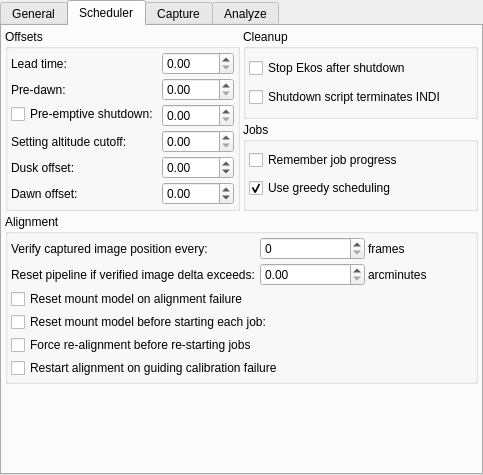
Above: kstars/ekos/opsekos.ui from KDE/kstars before the change. Below: the same form after it.
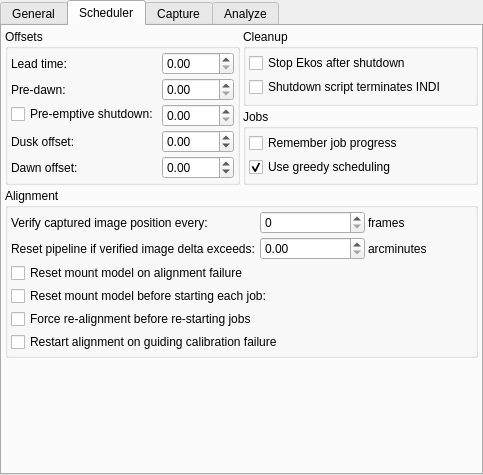
That is the form after the change. The open tabs and pages were chosen to show the change. Icons and pictures are not drawn.

Commit message: Remove the SettingAltitudeCutoff option

Diff of the .ui file:
```diff
--- a/kstars/ekos/opsekos.ui
+++ b/kstars/ekos/opsekos.ui
@@ -267,19 +267,6 @@
         </widget>
        </item>
        <item row="3" column="0">
-        <widget class="QLabel" name="settingAltitudeCutoffLabel">
-         <property name="toolTip">
-          <string>&lt;html&gt;&lt;body&gt;&lt;p&gt;Do not permit jobs to be scheduled less than this many degrees before the altitude restriction. Actual execution proceeds until the altitude limit.&lt;/p&gt;&lt;/body&gt;&lt;/html&gt;</string>
-         </property>
-         <property name="text">
-          <string>Setting altitude cutoff:</string>
-         </property>
-        </widget>
-       </item>
-       <item row="3" column="1">
-        <widget class="QDoubleSpinBox" name="kcfg_SettingAltitudeCutoff"/>
-       </item>
-       <item row="4" column="0">
         <widget class="QLabel" name="duskOffsetLabel">
          <property name="toolTip">
           <string>&lt;html&gt;&lt;body&gt;&lt;p&gt;Offset astronomical dusk by this many hours. This positive or negative value adjusts the twilight restriction.&lt;/p&gt;&lt;/body&gt;&lt;/html&gt;</string>
@@ -289,7 +276,7 @@
          </property>
         </widget>
        </item>
-       <item row="4" column="1">
+       <item row="3" column="1">
         <widget class="QDoubleSpinBox" name="kcfg_DuskOffset">
          <property name="minimum">
           <double>-24.000000000000000</double>
@@ -302,7 +289,7 @@
          </property>
         </widget>
        </item>
-       <item row="5" column="0">
+       <item row="4" column="0">
         <widget class="QLabel" name="dawnOffsetLabel">
          <property name="toolTip">
           <string>&lt;html&gt;&lt;body&gt;&lt;p&gt;Offset astronomical dawn by this many hours. This positive or negative value adjusts the twilight restriction.&lt;/p&gt;&lt;/body&gt;&lt;/html&gt;</string>
@@ -312,7 +299,7 @@
          </property>
         </widget>
        </item>
-       <item row="5" column="1">
+       <item row="4" column="1">
         <widget class="QDoubleSpinBox" name="kcfg_DawnOffset">
          <property name="minimum">
           <double>-24.000000000000000</double>
```
The commit also changes 4 other files.
